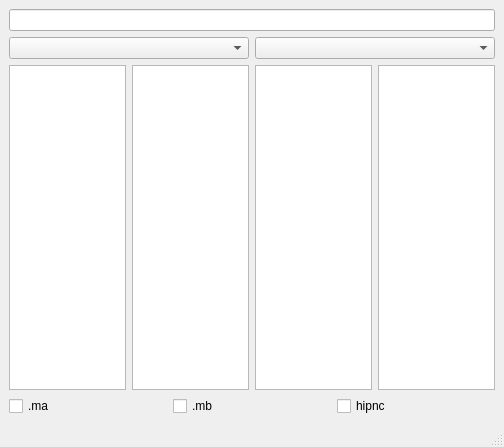
Above: manager/ui/qt/window_v02.ui from Shlule/pipeline_lvl_one before the change. Below: the same form after it.
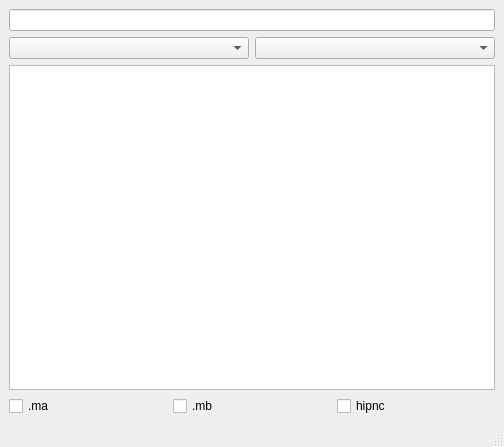
That is the form after the change.

Patch:
```diff
--- a/manager/ui/qt/window_v02.ui
+++ b/manager/ui/qt/window_v02.ui
@@ -33,15 +33,6 @@
       <item>
        <widget class="QListWidget" name="lv_scene"/>
       </item>
-      <item>
-       <widget class="QListWidget" name="listWidget"/>
-      </item>
-      <item>
-       <widget class="QListWidget" name="listWidget_2"/>
-      </item>
-      <item>
-       <widget class="QListWidget" name="listWidget_3"/>
-      </item>
      </layout>
     </item>
     <item row="3" column="0">
```
